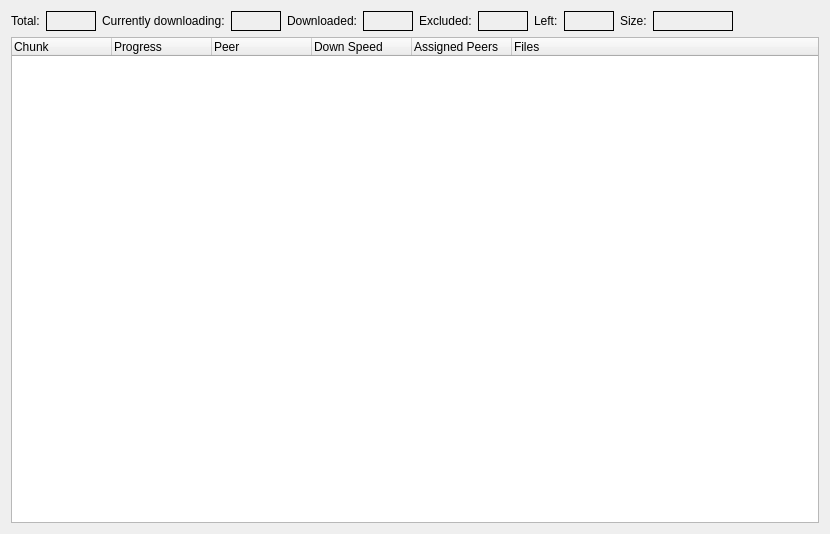
First picture: the form in plugins/infowidget/chunkdownloadview.ui, repository KDE/ktorrent, before the edit.
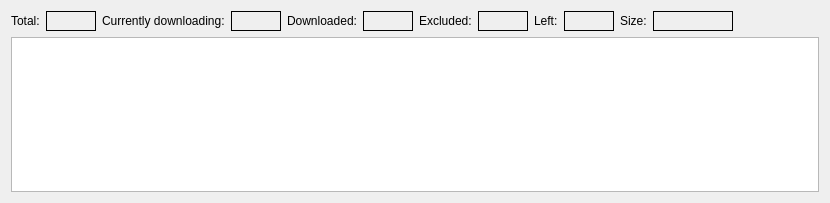
Second picture: the form after the edit.

Commit message: ChunkDownloadView now uses a model

Diff of the .ui file:
```diff
--- a/plugins/infowidget/chunkdownloadview.ui
+++ b/plugins/infowidget/chunkdownloadview.ui
@@ -6,7 +6,7 @@
     <x>0</x>
     <y>0</y>
     <width>830</width>
-    <height>534</height>
+    <height>203</height>
    </rect>
   </property>
   <property name="windowTitle" >
@@ -250,37 +250,16 @@
     </layout>
    </item>
    <item>
-    <widget class="QTreeWidget" name="m_chunk_view" >
-     <column>
-      <property name="text" >
-       <string>Chunk</string>
-      </property>
-     </column>
-     <column>
-      <property name="text" >
-       <string>Progress</string>
-      </property>
-     </column>
-     <column>
-      <property name="text" >
-       <string>Peer</string>
-      </property>
-     </column>
-     <column>
-      <property name="text" >
-       <string>Down Speed</string>
-      </property>
-     </column>
-     <column>
-      <property name="text" >
-       <string>Assigned Peers</string>
-      </property>
-     </column>
-     <column>
-      <property name="text" >
-       <string>Files</string>
-      </property>
-     </column>
+    <widget class="QTreeView" name="m_chunk_view" >
+     <property name="alternatingRowColors" >
+      <bool>true</bool>
+     </property>
+     <property name="rootIsDecorated" >
+      <bool>false</bool>
+     </property>
+     <property name="sortingEnabled" >
+      <bool>true</bool>
+     </property>
     </widget>
    </item>
   </layout>
```
The commit also changes 7 other files.
